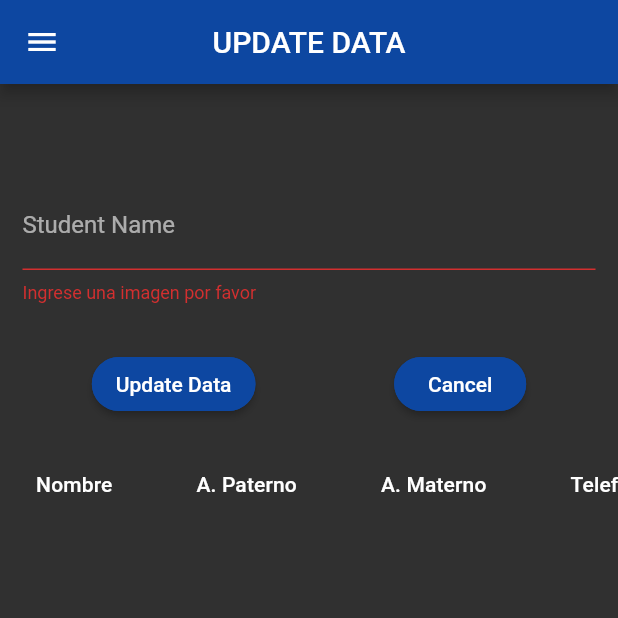
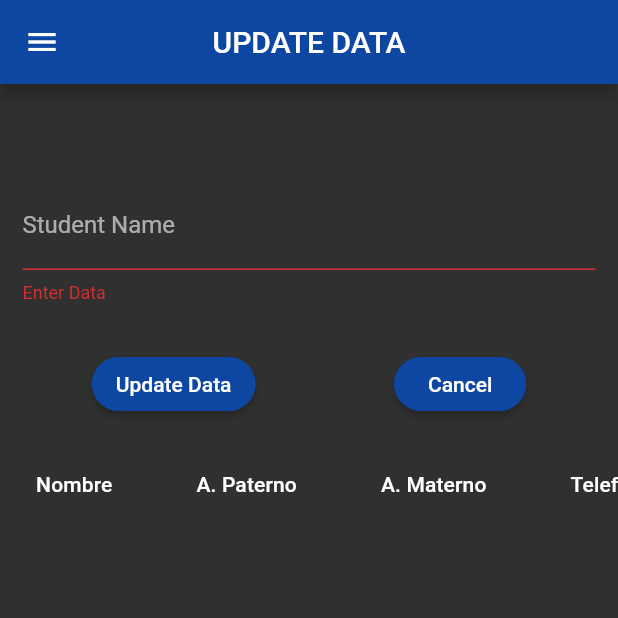
Before and after one commit to AndreaJuarez/pract5_SQLite_imagenes, a Flutter app: the Update screen opened directly, after a tap on "Update Data", on a phone screen of 412 x 824 dp, the top half of it. Run offline on Flutter 3.47's test engine with Material 2 defaults, Android fonts, the phone set to English and light mode, and no system bars; our stand-ins replace image_picker, shared_preferences, sqflite; accounts and stored records are empty; Roboto replaces fonts that are missing (Carter).

Commit message:
versión funcional correcta

```diff
--- a/lib/update.dart
+++ b/lib/update.dart
@@ -170,14 +170,11 @@ class _myHomePageState extends State<Update> {
           children: <Widget>[
             new SizedBox(height: 50.0),
             TextFormField(
-              enabled: true,
               controller: change ? controller : controller_photo,
               keyboardType: TextInputType.text,
               decoration: InputDecoration(labelText: descriptive_text),
-              validator: (val) => val.length == 0
-                  ? "Ingrese una imagen por favor"
-                  : controller_photo.text == "Campo lleno"
-                  ? null : "Solo imagenes",
+              validator: (val) => change == false ? val.length == 0 ? 'Enter Data' : controller_photo.text != "Campo lleno"
+                  ? "Solo se puede imagenes" : null : val.length == 0 ? 'Enter Data' : null,
               onSaved: (val) => change ? valor = controller.text : valor = imagen,
             ),
             SizedBox(height: 30,),
@@ -382,7 +379,7 @@ class _myHomePageState extends State<Update> {
                   opcion=7;
                 });
                 _seleccionar();
-              controller_photo.text = "Archivo Imagen Estudiante";
+                controller_photo.text = "Campo lleno";
               }),
             ])).toList(),
       ),
```
Lines whose indentation alone changed are shown as unchanged.
